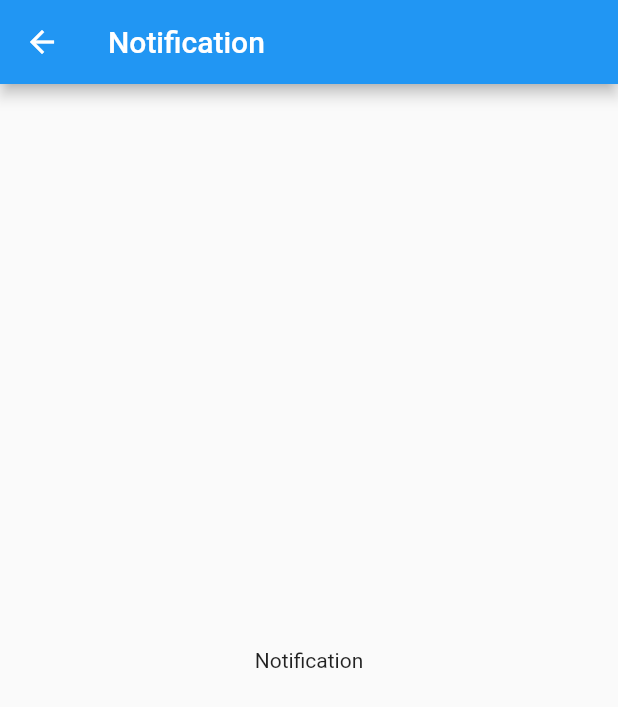
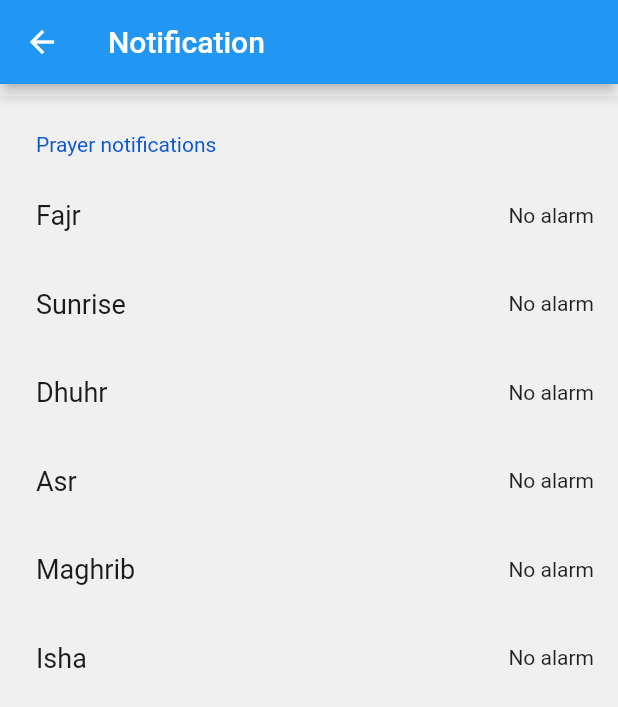
Before and after one commit to burhanaksendir/nedaa, a Flutter app: the NotificationScreen screen opened directly, on a phone screen of 412 x 824 dp. Shown: the top 707 px of the screen. Run offline on Flutter 3.47's test engine with Material 2 defaults, Android fonts, the phone set to English and light mode, and no system bars; drawn by our look-alikes of settings_ui; our stand-ins replace audioplayers, csc_picker, geocoding, geolocator, page_view_indicators; generated files the repository leaves out were written again.

Commit message:
Added initial notification settings layout
Added the ability to preview a ringtone using `AudioPlayer`.

```diff
--- a/lib/modules/settings/screens/notification.dart
+++ b/lib/modules/settings/screens/notification.dart
@@ -1,21 +1,53 @@
 import 'package:flutter/material.dart';
+import 'package:iathan/modules/settings/screens/prayer_settings.dart';
+import 'package:settings_ui/settings_ui.dart';
 
 class NotificationScreen extends StatefulWidget {
-  NotificationScreen({Key? key}) : super(key: key);
+  const NotificationScreen({Key? key}) : super(key: key);
 
   @override
   State<NotificationScreen> createState() => _NotificationScreenState();
 }
 
 class _NotificationScreenState extends State<NotificationScreen> {
+  AbstractSettingsTile _buildPrayerSettingsTile(String prayer) {
+    return SettingsTile(
+      title: Text(prayer),
+      trailing: const Text("No alarm"),
+      onPressed: (context) {
+        Navigator.push(
+          context,
+          MaterialPageRoute(
+            builder: (context) => PrayerSettingsScreen(prayer),
+          ),
+        );
+      },
+    );
+  }
+
   @override
   Widget build(BuildContext context) {
     return Scaffold(
       appBar: AppBar(
-        title: Text('Notification'),
+        title: const Text('Notification'),
       ),
-      body: Center(
-        child: Text('Notification'),
+      body: Padding(
+        padding: const EdgeInsets.only(top: 8.0),
+        child: SettingsList(
+          sections: [
+            SettingsSection(
+              title: const Text('Prayer notifications'),
+              tiles: [
+                _buildPrayerSettingsTile("Fajr"),
+                _buildPrayerSettingsTile("Sunrise"),
+                _buildPrayerSettingsTile("Dhuhr"),
+                _buildPrayerSettingsTile("Asr"),
+                _buildPrayerSettingsTile("Maghrib"),
+                _buildPrayerSettingsTile("Isha"),
+              ],
+            ),
+          ],
+        ),
       ),
     );
   }
--- a/pubspec.yaml
+++ b/pubspec.yaml
@@ -43,6 +43,7 @@ dependencies:
   csc_picker: ^0.2.6
   geolocator: ^8.2.0
   geocoding: ^2.0.2
+  audioplayers: ^0.20.1
 
 dev_dependencies:
   flutter_test:
@@ -66,6 +67,9 @@ flutter:
   # included with your application, so that you can use the icons in
   # the material Icons class.
   uses-material-design: true
+
+  assets:
+    - assets/knock.mp3
 
   # To add assets to your application, add an assets section, like this:
   # assets:
```
Also changed, not shown: lib/modules/settings/screens/prayer_settings.dart (added, +110 -0 lines), pubspec.lock, 1 other file.
